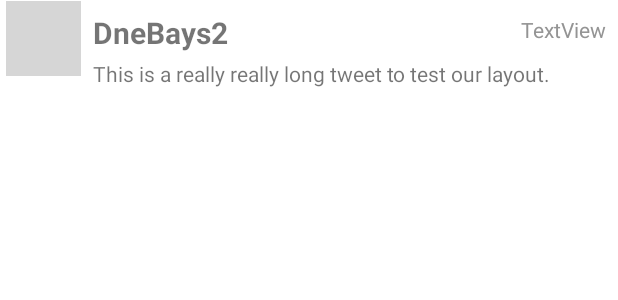
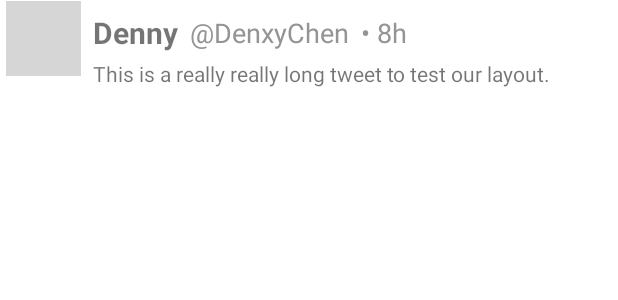
Before and after one commit to ETS-Android5/CodePath_Android_SimpleTweets, an Android app: the layout item_tweet.xml on its own in the app's theme, with its tools: preview values and no code run, on a phone screen of 412 x 824 dp. Shown: the top 300 px of the screen. Run offline under Robolectric (Android 15) with nearby library versions, the phone set to English and light mode, and no system bars; grey boxes are pictures that could not be loaded.

Commit message:
added screen names, moved relative date

```diff
--- a/app/src/main/java/com/codepath/apps/restclienttemplate/TweetsAdapter.kt
+++ b/app/src/main/java/com/codepath/apps/restclienttemplate/TweetsAdapter.kt
@@ -8,11 +8,13 @@ import android.widget.TextView
 import androidx.recyclerview.widget.RecyclerView
 import com.bumptech.glide.Glide
 import com.codepath.apps.restclienttemplate.models.Tweet
+import kotlin.text.Typography.bullet
 
 class TweetsAdapter(val tweets:ArrayList<Tweet>): RecyclerView.Adapter<TweetsAdapter.ViewHolder>() {
     class ViewHolder(itemView: View): RecyclerView.ViewHolder(itemView){
         val ivProfileImage = itemView.findViewById<ImageView>(R.id.ivProfileImage)
         val tvUsername = itemView.findViewById<TextView>(R.id.tvUsername)
+        val tvScreenName = itemView.findViewById<TextView>(R.id.tvScreenName)
         val tvTweetBody = itemView.findViewById<TextView>(R.id.tvTweetBody)
         val tvTimestamp = itemView.findViewById<TextView>(R.id.tvTimestamp)
     }
@@ -32,8 +34,9 @@ class TweetsAdapter(val tweets:ArrayList<Tweet>): RecyclerView.Adapter<TweetsAda
         val tweet: Tweet = tweets.get(position)
 
         holder.tvUsername.text = tweet.user?.name
+        holder.tvScreenName.text = "@${tweet.user?.screenName}"
         holder.tvTweetBody.text = tweet.body
-        holder.tvTimestamp.text = tweet.formattedTimestamp
+        holder.tvTimestamp.text = "$bullet ${tweet.formattedTimestamp}"
 
         Glide.with(holder.itemView).load(tweet.user?.publicImageUrl).circleCrop().into(holder.ivProfileImage)
     }
--- a/app/src/main/res/layout/item_tweet.xml
+++ b/app/src/main/res/layout/item_tweet.xml
@@ -30,7 +30,35 @@
         android:textStyle="bold"
         app:layout_constraintStart_toEndOf="@+id/ivProfileImage"
         app:layout_constraintTop_toTopOf="parent"
-        tools:text="DneBays2" />
+        tools:text="Denny" />
+
+    <TextView
+        android:id="@+id/tvScreenName"
+        android:layout_width="wrap_content"
+        android:layout_height="wrap_content"
+        android:layout_marginStart="8dp"
+        android:layout_marginTop="9dp"
+        android:layout_marginEnd="8dp"
+        android:text=""
+        android:textColor="#949494"
+        android:textSize="18sp"
+        app:layout_constraintStart_toEndOf="@+id/tvUsername"
+        app:layout_constraintTop_toTopOf="parent"
+        tools:text="\@DenxyChen" />
+
+    <TextView
+        android:id="@+id/tvTimestamp"
+        android:layout_width="wrap_content"
+        android:layout_height="wrap_content"
+        android:layout_marginStart="8dp"
+        android:layout_marginTop="9dp"
+        android:layout_marginEnd="8dp"
+        android:text=""
+        android:textColor="#949494"
+        android:textSize="18sp"
+        app:layout_constraintStart_toEndOf="@+id/tvScreenName"
+        app:layout_constraintTop_toTopOf="parent"
+        tools:text="\u2022 8h" />
 
     <TextView
         android:id="@+id/tvTweetBody"
@@ -40,8 +68,7 @@
         android:layout_marginTop="4dp"
         android:layout_marginEnd="8dp"
         android:ellipsize="end"
-        android:maxLines="5"
-        android:text=""
+        android:maxLines="4"
         android:autoLink="all"
         android:linksClickable="true"
         app:layout_constrainedWidth="true"
@@ -51,16 +78,4 @@
         app:layout_constraintTop_toBottomOf="@+id/tvUsername"
         tools:text="This is a really really long tweet to test our layout." />
 
-    <TextView
-        android:id="@+id/tvTimestamp"
-        android:layout_width="wrap_content"
-        android:layout_height="wrap_content"
-        android:layout_marginEnd="8dp"
-        android:text="TextView"
-        android:textColor="#949494"
-        app:layout_constraintBottom_toTopOf="@+id/tvTweetBody"
-        app:layout_constraintEnd_toEndOf="parent"
-        app:layout_constraintTop_toTopOf="parent" />
-
-
 </androidx.constraintlayout.widget.ConstraintLayout>
```
Also changed, not shown: 86 other files.
